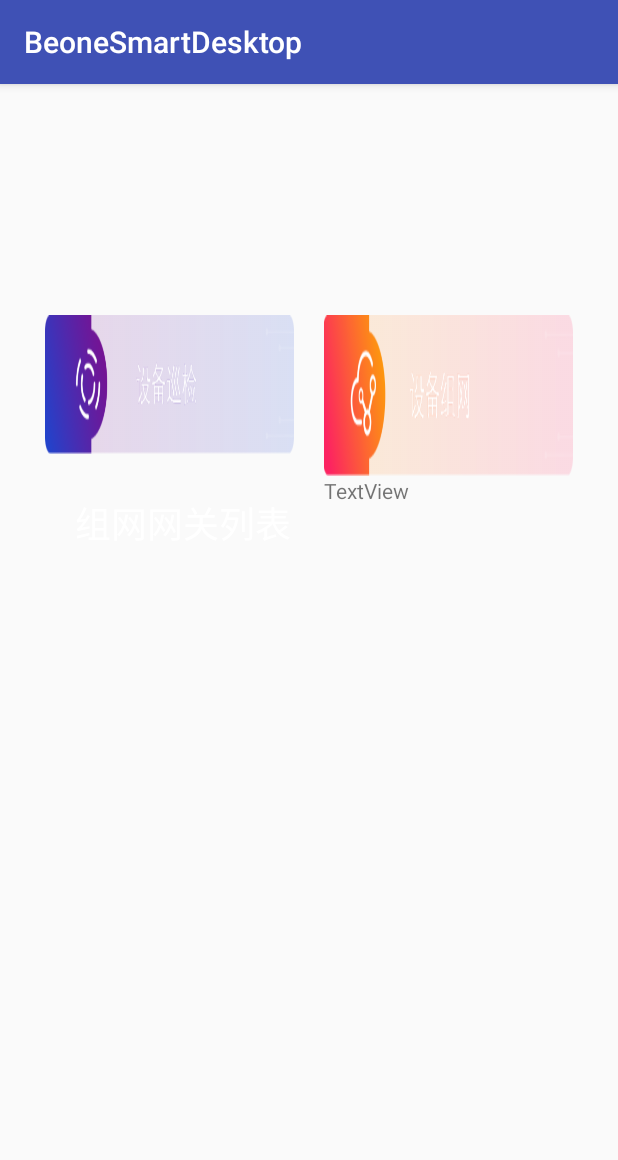
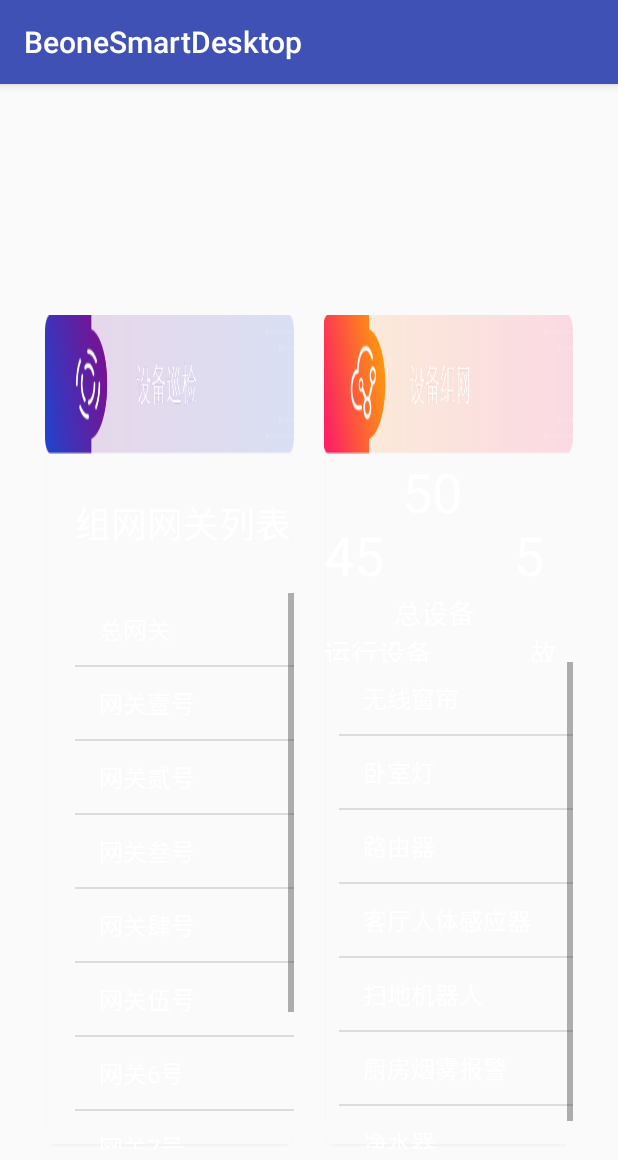
Before and after one commit to WonderFannn/BeoneSmartDesktop, an Android app: the fragment DevicesFragment shown on its own in the app's theme, on a phone screen of 412 x 824 dp. Shown: the top 1160 px of the screen. Run offline under Robolectric (Android 15) with nearby library versions, the phone set to English and light mode, and no system bars; our stand-ins replace ButterKnife.

Commit message:
正式版本

```diff
--- a/app/src/main/java/com/jinxin/beonesmartdesktop/fragment/DevicesFragment.java
+++ b/app/src/main/java/com/jinxin/beonesmartdesktop/fragment/DevicesFragment.java
@@ -6,12 +6,19 @@ import android.support.v4.app.Fragment;
 import android.view.LayoutInflater;
 import android.view.View;
 import android.view.ViewGroup;
+import android.widget.ArrayAdapter;
+import android.widget.ListView;
 
 import com.jinxin.beonesmartdesktop.R;
 
+import butterknife.BindView;
 import butterknife.ButterKnife;
 
 public class DevicesFragment extends Fragment {
+
+    @BindView(R.id.lv_gateway) ListView mLvGateway;
+    @BindView(R.id.lv_devices) ListView mLvDevices;
+
 
     @Nullable
     @Override
@@ -21,4 +28,14 @@ public class DevicesFragment extends Fragment {
         ButterKnife.bind(this, view);
         return view;
     }
+
+    @Override
+    public void onActivityCreated(@Nullable Bundle savedInstanceState) {
+        super.onActivityCreated(savedInstanceState);
+        ArrayAdapter<String> adapter1 =new ArrayAdapter<String>(getActivity(),R.layout.listview_item,getResources().getStringArray(R.array.names));
+        ArrayAdapter<String> adapter2 =new ArrayAdapter<String>(getActivity(),R.layout.listview_item,getResources().getStringArray(R.array.names2));
+
+        mLvGateway.setAdapter(adapter1);
+        mLvDevices.setAdapter(adapter2);
+    }
 }
--- /dev/null
+++ b/app/src/main/res/drawable/selector.xml
@@ -0,0 +1,6 @@
+<?xml version="1.0" encoding="utf-8"?>
+<selector
+    xmlns:android="http://schemas.android.com/apk/res/android">
+    <item android:state_pressed="true" android:drawable="@color/colorPrimaryDark"></item>
+    <item android:state_pressed="false" android:drawable="@color/colorAccent"></item>
+</selector>
--- a/app/src/main/res/layout/fragment_devices.xml
+++ b/app/src/main/res/layout/fragment_devices.xml
@@ -3,6 +3,7 @@
     xmlns:app="http://schemas.android.com/apk/res-auto"
     android:layout_width="match_parent"
     android:layout_height="match_parent"
+    xmlns:tools="http://schemas.android.com/tools"
     android:orientation="vertical">
 
     <LinearLayout
@@ -48,10 +49,12 @@
                 android:textSize="24sp" />
 
             <ListView
+                android:id="@+id/lv_gateway"
                 android:layout_width="match_parent"
                 android:layout_height="0dp"
                 android:layout_marginLeft="20dp"
-                android:layout_weight="4" />
+                android:layout_weight="4"
+                android:entries="@array/names" />
         </LinearLayout>
 
         <LinearLayout
@@ -71,15 +74,30 @@
                 android:src="@drawable/devices_img_networking" />
 
             <TextView
-                android:id="@+id/textView2"
                 android:layout_width="match_parent"
-                android:layout_height="wrap_content"
-                android:text="TextView" />
+                android:layout_height="0dp"
+                android:layout_weight="1"
+                android:gravity="center_vertical"
+                android:text="      50          45          5"
+                android:textColor="#fff"
+                android:textSize="36sp" />
+
+            <TextView
+                android:layout_width="match_parent"
+                android:layout_height="0dp"
+                android:layout_weight="0.5"
+                android:gravity="top|center_vertical"
+                android:text="          总设备              运行设备              故障设备"
+                android:textColor="#fff"
+                android:textSize="18sp" />
 
             <ListView
+                android:id="@+id/lv_devices"
                 android:layout_width="match_parent"
                 android:layout_height="0dp"
-                android:layout_weight="4" />
+                android:layout_marginLeft="10dp"
+                android:layout_weight="3.5"
+                android:entries="@array/names2" />
         </LinearLayout>
     </LinearLayout>
 
--- /dev/null
+++ b/app/src/main/res/layout/listview_item.xml
@@ -0,0 +1,12 @@
+<?xml version="1.0" encoding="utf-8"?>
+
+<TextView xmlns:android="http://schemas.android.com/apk/res/android"
+    android:id="@android:id/text1"
+    android:layout_width="match_parent"
+    android:layout_height="wrap_content"
+    android:gravity="center_vertical"
+    android:minHeight="?android:attr/listPreferredItemHeightSmall"
+    android:paddingEnd="?android:attr/listPreferredItemPaddingEnd"
+    android:paddingStart="?android:attr/listPreferredItemPaddingStart"
+    android:textAppearance="?android:attr/textAppearanceListItemSmall"
+    android:textColor="#fff" />
--- a/app/src/main/res/layout/main_navbar.xml
+++ b/app/src/main/res/layout/main_navbar.xml
@@ -158,7 +158,7 @@
             android:layout_height="wrap_content"
             android:baselineAligned="false"
             android:gravity="top|center"
-            android:text="我的"
+            android:text="路由"
             android:textColor="#fff"
             android:textSize="16sp" />
     </LinearLayout>
--- a/app/src/main/res/values/strings.xml
+++ b/app/src/main/res/values/strings.xml
@@ -1,3 +1,26 @@
 <resources>
     <string name="app_name">BeoneSmartDesktop</string>
+
+    <string-array name="names">
+        <item >总网关</item>
+        <item >网关壹号</item>
+        <item >网关贰号</item>
+        <item >网关叁号</item>
+        <item >网关肆号</item>
+        <item >网关伍号</item>
+        <item >网关6号</item>
+        <item >网关7号</item>
+        <item >网关8号</item>
+        <item >网关9号</item>
+    </string-array>
+    <string-array name="names2">
+        <item >无线窗帘</item>
+        <item >卧室灯</item>
+        <item >路由器</item>
+        <item >客厅人体感应器</item>
+        <item >扫地机器人</item>
+        <item >厨房烟雾报警</item>
+        <item >净水器</item>
+    </string-array>
+
 </resources>
```
Also changed, not shown: app/src/main/res/layout/fragment_application.xml (+8 -8 lines), app/src/main/res/layout/fragment_mine.xml (+30 -7 lines), app/src/main/res/drawable/devices_background.png, app/src/main/res/drawable/mine_background.png (added), app/src/main/res/drawable/navbar_imgbtn_application.png, app/src/main/res/drawable/navbar_imgbtn_devices.png, app/src/main/res/drawable/navbar_imgbtn_home.png, app/src/main/res/drawable/navbar_imgbtn_mine.png, app/src/main/res/drawable/navbar_imgbtn_setting.png, app/src/main/res/drawable/setting_imgbtn.png.
